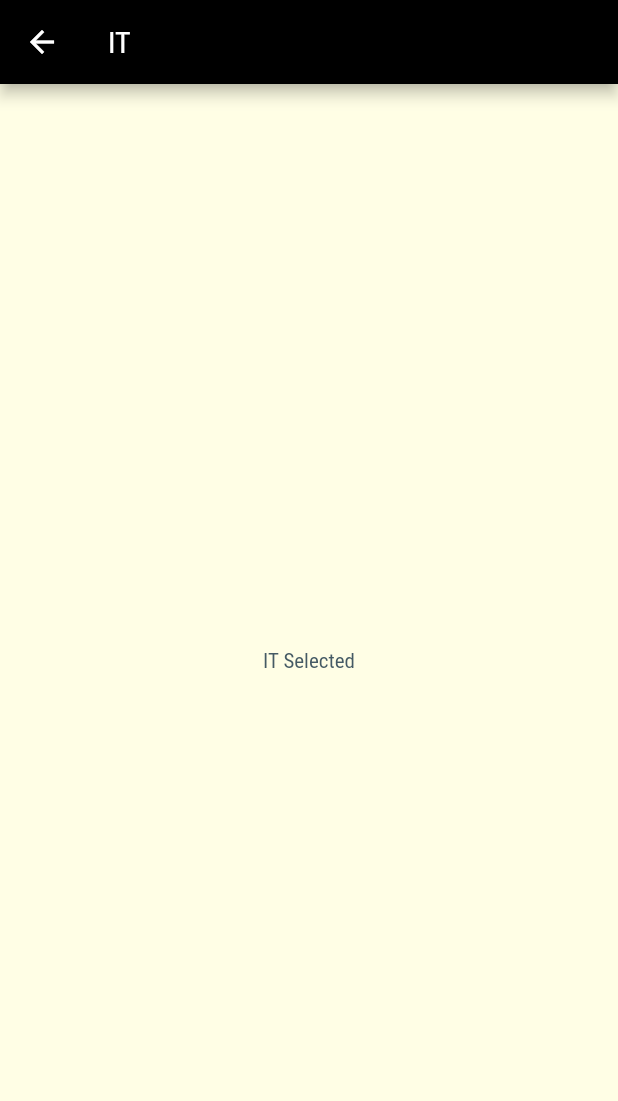
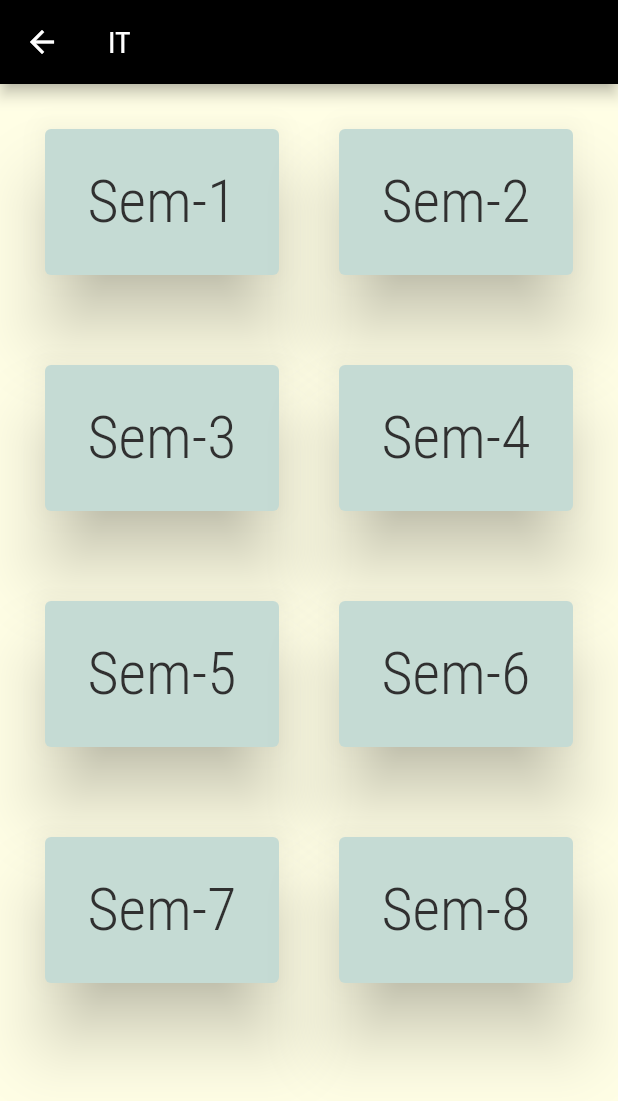
Before and after one commit to kir-aan/ou_notes, a Flutter app: the screen it shows after launch, after a tap on "IT", on a phone screen of 412 x 824 dp. Shown: the top 1101 px of the screen. Run offline on Flutter 3.47's test engine with Material 2 defaults, Android fonts, the phone set to English and light mode, and no system bars.

Commit message:
Added Semester Gridview

```diff
--- a/lib/pages/semesters_page.dart
+++ b/lib/pages/semesters_page.dart
@@ -1,4 +1,5 @@
 import 'package:flutter/material.dart';
+import '../models/semseter_item.dart';
 
 class SemesterPage extends StatelessWidget {
   final String branchID;
@@ -11,8 +12,16 @@ class SemesterPage extends StatelessWidget {
       appBar: AppBar(
         title: Text(branchName),
       ),
-      body: Center(
-        child: Text('${branchName} Selected'),
+      body: GridView(
+        padding: const EdgeInsets.all(20),
+        children:
+            [1, 2, 3, 4, 5, 6, 7, 8].map((sem) => SemesterItem(sem)).toList(),
+        gridDelegate: SliverGridDelegateWithFixedCrossAxisCount(
+          crossAxisCount: 2,
+          mainAxisSpacing: 40,
+          crossAxisSpacing: 20,
+          childAspectRatio: 3 / 2,
+        ),
       ),
     );
   }
```
